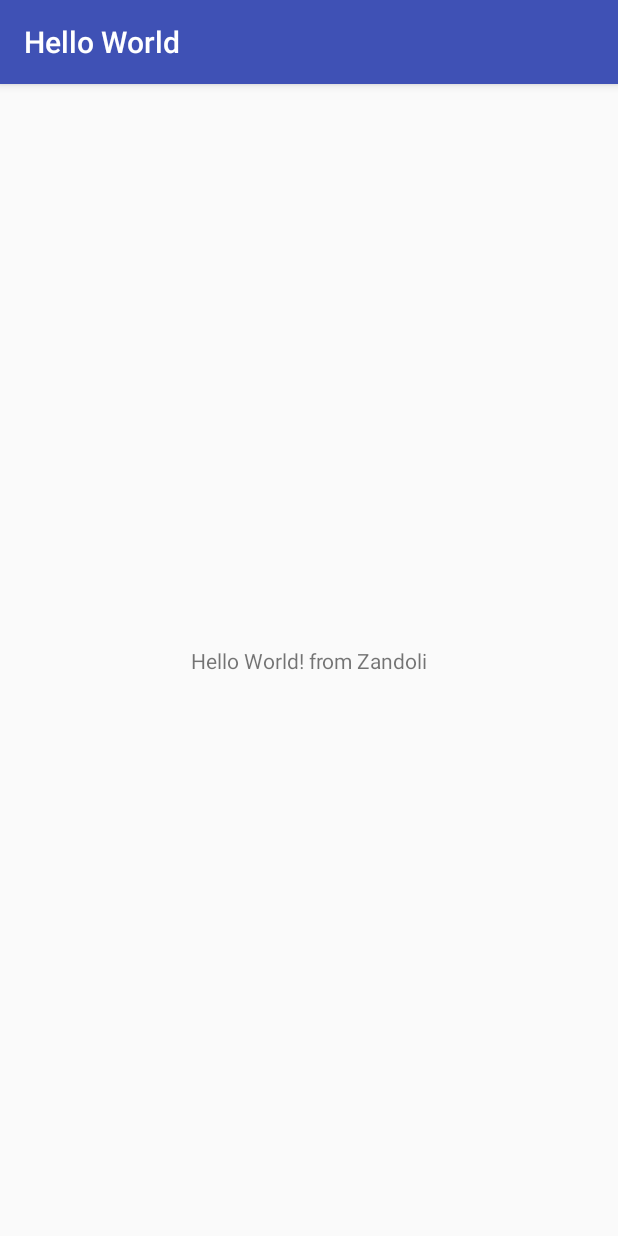
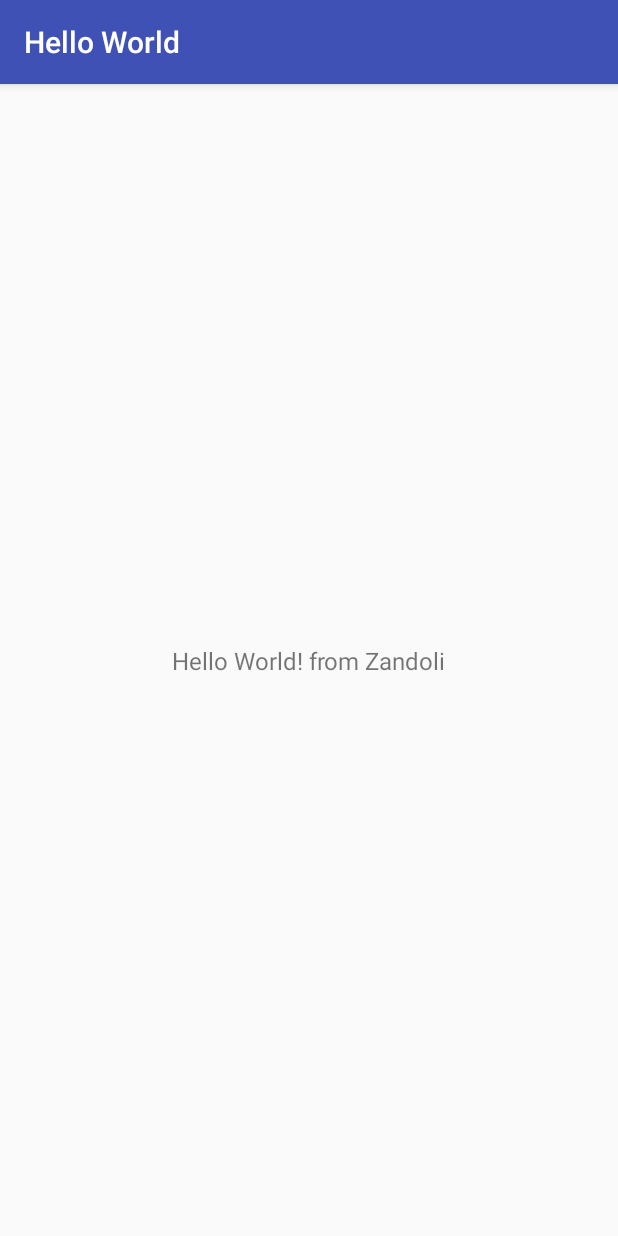
Before and after one commit to zandoli/AndroidStudioProjects, an Android app: the screen it shows after launch (MainActivity), on a phone screen of 412 x 824 dp. Run offline under Robolectric (Android 15) with nearby library versions, the phone set to English and light mode, and no system bars.

Commit message:
added text size

```diff
--- a/HelloWorld/app/src/main/res/layout/activity_main.xml
+++ b/HelloWorld/app/src/main/res/layout/activity_main.xml
@@ -10,6 +10,7 @@
         android:layout_width="wrap_content"
         android:layout_height="wrap_content"
         android:text="Hello World! from Zandoli"
+        android:textSize="16sp"
         app:layout_constraintBottom_toBottomOf="parent"
         app:layout_constraintLeft_toLeftOf="parent"
         app:layout_constraintRight_toRightOf="parent"
```
